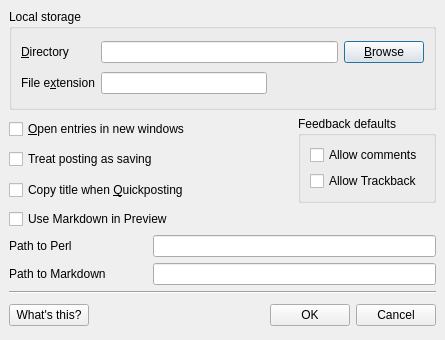
The window that PrefsForm41.ui (IndigoJo/qtm-1.x) describes before a commit, drawn with Qt 5.
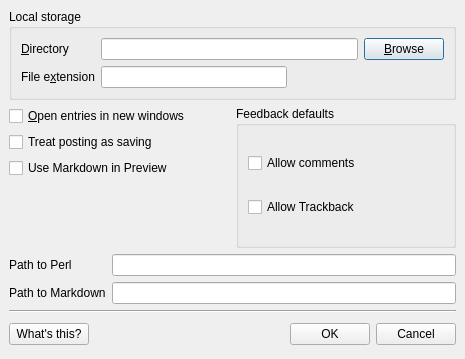
The same window after the commit.

Commit message:
Pulled the "copy title" out of the 4.1 prefs window
PrefsForm41.ui - Removed chCopyTitle and re-did layouts
EditingWindow.cc - Now reads & writes copyTitle only on Qt 4.2 or later

Patch:
```diff
--- a/PrefsForm41.ui
+++ b/PrefsForm41.ui
@@ -5,8 +5,8 @@
    <rect>
     <x>0</x>
     <y>0</y>
-    <width>445</width>
-    <height>340</height>
+    <width>465</width>
+    <height>359</height>
    </rect>
   </property>
   <property name="windowTitle" >
@@ -31,7 +31,43 @@
       <property name="spacing" >
        <number>6</number>
       </property>
-      <item row="1" column="3" colspan="2" >
+      <item row="0" column="1" colspan="2" >
+       <widget class="QLineEdit" name="leLocalDir" />
+      </item>
+      <item row="0" column="0" >
+       <widget class="QLabel" name="label_7" >
+        <property name="text" >
+         <string>&amp;Directory</string>
+        </property>
+        <property name="buddy" >
+         <cstring>leLocalDir</cstring>
+        </property>
+       </widget>
+      </item>
+      <item row="0" column="3" >
+       <widget class="QPushButton" name="pbBrowse" >
+        <property name="enabled" >
+         <bool>true</bool>
+        </property>
+        <property name="text" >
+         <string>&amp;Browse</string>
+        </property>
+       </widget>
+      </item>
+      <item row="1" column="0" >
+       <widget class="QLabel" name="lFileExtn" >
+        <property name="text" >
+         <string>File e&amp;xtension</string>
+        </property>
+        <property name="buddy" >
+         <cstring>leFileExtn</cstring>
+        </property>
+       </widget>
+      </item>
+      <item row="1" column="1" >
+       <widget class="QLineEdit" name="leFileExtn" />
+      </item>
+      <item row="1" column="2" colspan="2" >
        <spacer>
         <property name="orientation" >
          <enum>Qt::Horizontal</enum>
@@ -44,42 +80,6 @@
         </property>
        </spacer>
       </item>
-      <item row="1" column="2" >
-       <widget class="QLineEdit" name="leFileExtn" />
-      </item>
-      <item row="1" column="0" colspan="2" >
-       <widget class="QLabel" name="lFileExtn" >
-        <property name="text" >
-         <string>File e&amp;xtension</string>
-        </property>
-        <property name="buddy" >
-         <cstring>leFileExtn</cstring>
-        </property>
-       </widget>
-      </item>
-      <item row="0" column="4" >
-       <widget class="QPushButton" name="pbBrowse" >
-        <property name="enabled" >
-         <bool>true</bool>
-        </property>
-        <property name="text" >
-         <string>&amp;Browse</string>
-        </property>
-       </widget>
-      </item>
-      <item row="0" column="2" colspan="2" >
-       <widget class="QLineEdit" name="leLocalDir" />
-      </item>
-      <item row="0" column="0" colspan="2" >
-       <widget class="QLabel" name="label_7" >
-        <property name="text" >
-         <string>&amp;Directory</string>
-        </property>
-        <property name="buddy" >
-         <cstring>leLocalDir</cstring>
-        </property>
-       </widget>
-      </item>
      </layout>
     </widget>
    </item>
@@ -91,7 +91,44 @@
      <property name="spacing" >
       <number>6</number>
      </property>
-     <item rowspan="3" row="0" column="2" >
+     <item row="3" column="0" >
+      <spacer>
+       <property name="orientation" >
+        <enum>Qt::Vertical</enum>
+       </property>
+       <property name="sizeHint" >
+        <size>
+         <width>20</width>
+         <height>40</height>
+        </size>
+       </property>
+      </spacer>
+     </item>
+     <item row="0" column="0" >
+      <widget class="QCheckBox" name="chUseNewWindows" >
+       <property name="text" >
+        <string>&amp;Open entries in new windows</string>
+       </property>
+      </widget>
+     </item>
+     <item row="1" column="0" >
+      <widget class="QCheckBox" name="cbPostAsSave" >
+       <property name="whatsThis" >
+        <string>If this is on, if you try to quit having successfully posted an entry but not saved it to disk, QTM will not prompt you to save.</string>
+       </property>
+       <property name="text" >
+        <string>Treat posting as saving</string>
+       </property>
+      </widget>
+     </item>
+     <item row="2" column="0" >
+      <widget class="QCheckBox" name="chUseMarkdown" >
+       <property name="text" >
+        <string>Use Markdown in Preview</string>
+       </property>
+      </widget>
+     </item>
+     <item rowspan="4" row="0" column="1" >
       <widget class="QGroupBox" name="gbFeedbackDefaults" >
        <property name="title" >
         <string>Feedback defaults</string>
@@ -120,44 +157,20 @@
        </layout>
       </widget>
      </item>
-     <item row="0" column="0" colspan="2" >
-      <widget class="QCheckBox" name="chUseNewWindows" >
-       <property name="text" >
-        <string>&amp;Open entries in new windows</string>
-       </property>
-      </widget>
+    </layout>
+   </item>
+   <item>
+    <layout class="QGridLayout" >
+     <property name="margin" >
+      <number>0</number>
+     </property>
+     <property name="spacing" >
+      <number>6</number>
+     </property>
+     <item row="1" column="1" >
+      <widget class="QLineEdit" name="leMarkdownPath" />
      </item>
-     <item row="1" column="0" colspan="2" >
-      <widget class="QCheckBox" name="cbPostAsSave" >
-       <property name="whatsThis" >
-        <string>If this is on, if you try to quit having successfully posted an entry but not saved it to disk, QTM will not prompt you to save.</string>
-       </property>
-       <property name="text" >
-        <string>Treat posting as saving</string>
-       </property>
-      </widget>
-     </item>
-     <item row="3" column="0" colspan="2" >
-      <widget class="QCheckBox" name="chUseMarkdown" >
-       <property name="text" >
-        <string>Use Markdown in Preview</string>
-       </property>
-      </widget>
-     </item>
-     <item row="4" column="0" >
-      <widget class="QLabel" name="lPerlPath" >
-       <property name="text" >
-        <string>Path to Perl</string>
-       </property>
-       <property name="buddy" >
-        <cstring>lePerlPath</cstring>
-       </property>
-      </widget>
-     </item>
-     <item row="4" column="1" colspan="2" >
-      <widget class="QLineEdit" name="lePerlPath" />
-     </item>
-     <item row="5" column="0" >
+     <item row="1" column="0" >
       <widget class="QLabel" name="lMarkdownPath" >
        <property name="text" >
         <string>Path to Markdown</string>
@@ -167,13 +180,16 @@
        </property>
       </widget>
      </item>
-     <item row="5" column="1" colspan="2" >
-      <widget class="QLineEdit" name="leMarkdownPath" />
+     <item row="0" column="1" >
+      <widget class="QLineEdit" name="lePerlPath" />
      </item>
-     <item row="2" column="0" colspan="2" >
-      <widget class="QCheckBox" name="chCopyTitle" >
+     <item row="0" column="0" >
+      <widget class="QLabel" name="lPerlPath" >
        <property name="text" >
-        <string>Copy title when &amp;Quickposting</string>
+        <string>Path to Perl</string>
+       </property>
+       <property name="buddy" >
+        <cstring>lePerlPath</cstring>
        </property>
       </widget>
      </item>
@@ -194,6 +210,9 @@
      <property name="margin" >
       <number>0</number>
      </property>
+     <property name="spacing" >
+      <number>6</number>
+     </property>
      <item>
       <widget class="QPushButton" name="pbWhatsThis" >
        <property name="toolTip" >
@@ -209,7 +228,7 @@
        <property name="orientation" >
         <enum>Qt::Horizontal</enum>
        </property>
-       <property name="sizeHint" stdset="0" >
+       <property name="sizeHint" >
         <size>
          <width>91</width>
          <height>31</height>
```
Left out of the diff: 38 changed lines with no effect on the pictures. The commit also changes 1 other file.
